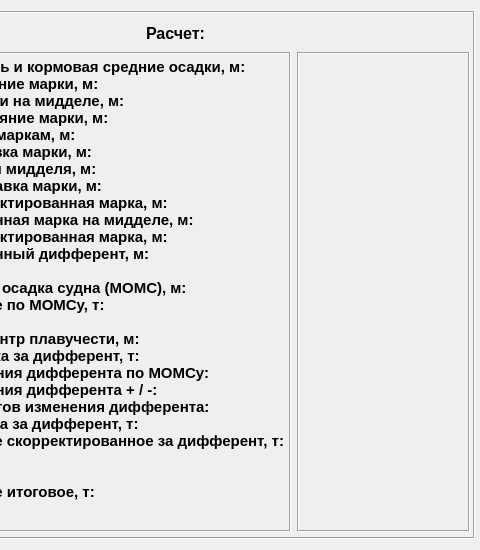
Above: ui/ui_anyvsl_rus.ui from tungyr/itmo-ships-draft-survey-programm before the change; both pictures show x 706 to 1186 and y 0 to 550 of the 1186 by 550 pixel window. Below: the same form after it.
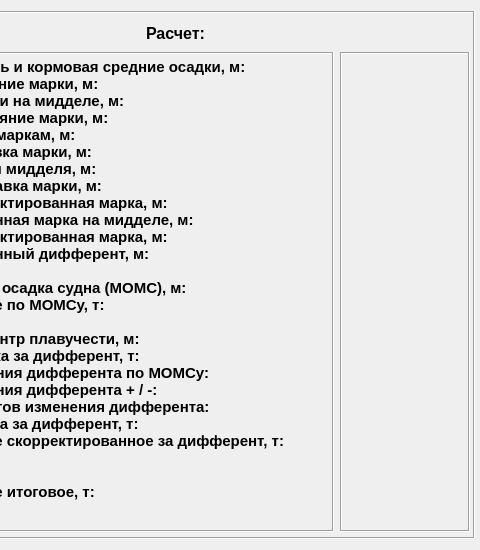
That is the form after the change. Icons and pictures are not drawn.

Commit message: delevoping unit tests

What changed in the file:
```diff
--- a/ui/ui_anyvsl_rus.ui
+++ b/ui/ui_anyvsl_rus.ui
@@ -790,7 +790,7 @@
        <item row="1" column="1">
         <widget class="QLabel" name="result_anyvsl">
          <property name="sizePolicy">
-          <sizepolicy hsizetype="MinimumExpanding" vsizetype="Minimum">
+          <sizepolicy hsizetype="Fixed" vsizetype="Fixed">
            <horstretch>0</horstretch>
            <verstretch>0</verstretch>
           </sizepolicy>
```
The commit also changes 1 other file.
